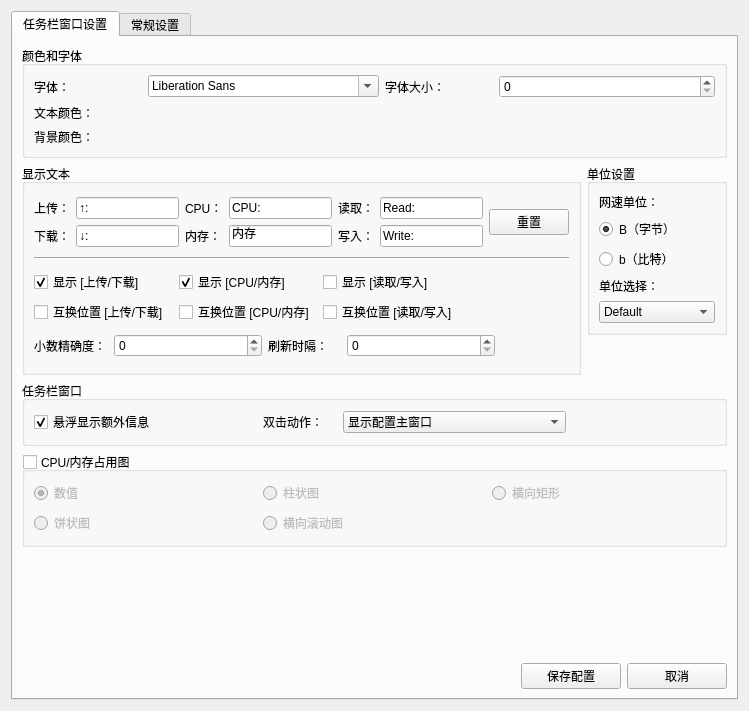
Old version of the form dde-dock-plugin/WinDdeDockSetting.ui in the repository XMuli/NetSpeed.
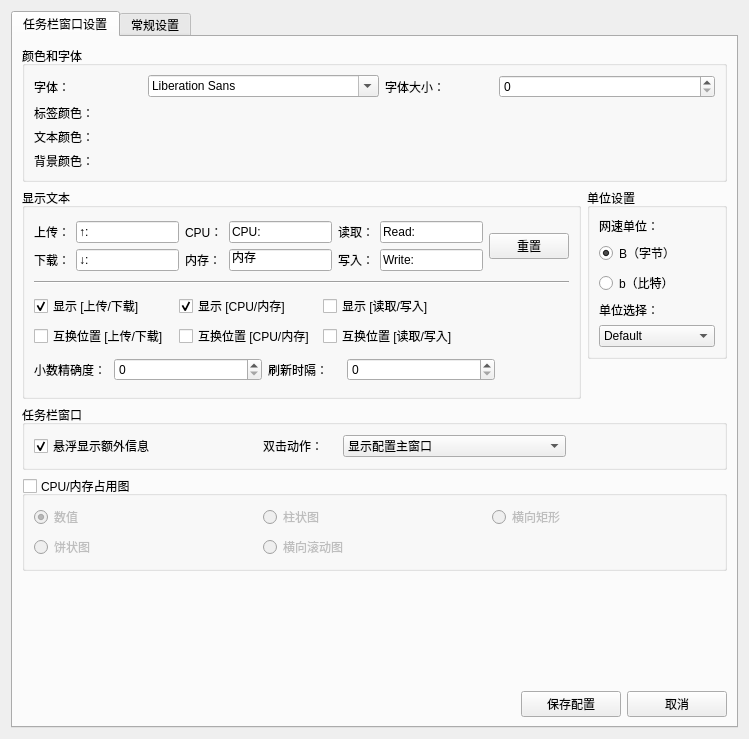
New version of the form.

Commit message: feat: Add labelable color function

What changed in the file:
```diff
--- a/dde-dock-plugin/WinDdeDockSetting.ui
+++ b/dde-dock-plugin/WinDdeDockSetting.ui
@@ -7,7 +7,7 @@
     <x>0</x>
     <y>0</y>
     <width>749</width>
-    <height>711</height>
+    <height>739</height>
    </rect>
   </property>
   <property name="windowTitle">
@@ -58,34 +58,48 @@
            <layout class="QHBoxLayout" name="horizontalLayout_19" stretch="1,3">
             <item>
              <layout class="QGridLayout" name="gridLayout_9">
-              <item row="0" column="0">
+              <item row="1" column="0">
                <widget class="QLabel" name="label_45">
                 <property name="text">
                  <string>文本颜色：</string>
                 </property>
                </widget>
               </item>
-              <item row="0" column="1">
-               <widget class="QLabel" name="labTextColor">
-                <property name="text">
-                 <string/>
-                </property>
-               </widget>
-              </item>
-              <item row="1" column="0">
+              <item row="2" column="0">
                <widget class="QLabel" name="label_47">
                 <property name="text">
                  <string>背景颜色：</string>
                 </property>
                </widget>
               </item>
-              <item row="1" column="1">
+              <item row="2" column="1">
                <widget class="QLabel" name="labBackgroundColor">
                 <property name="text">
                  <string/>
                 </property>
                </widget>
               </item>
+              <item row="1" column="1">
+               <widget class="QLabel" name="labTextColor">
+                <property name="text">
+                 <string/>
+                </property>
+               </widget>
+              </item>
+              <item row="0" column="0">
+               <widget class="QLabel" name="label">
+                <property name="text">
+                 <string>标签颜色：</string>
+                </property>
+               </widget>
+              </item>
+              <item row="0" column="1">
+               <widget class="QLabel" name="labLabTextColor">
+                <property name="text">
+                 <string/>
+                </property>
+               </widget>
+              </item>
              </layout>
             </item>
             <item>
```
The commit also changes 8 other files.
